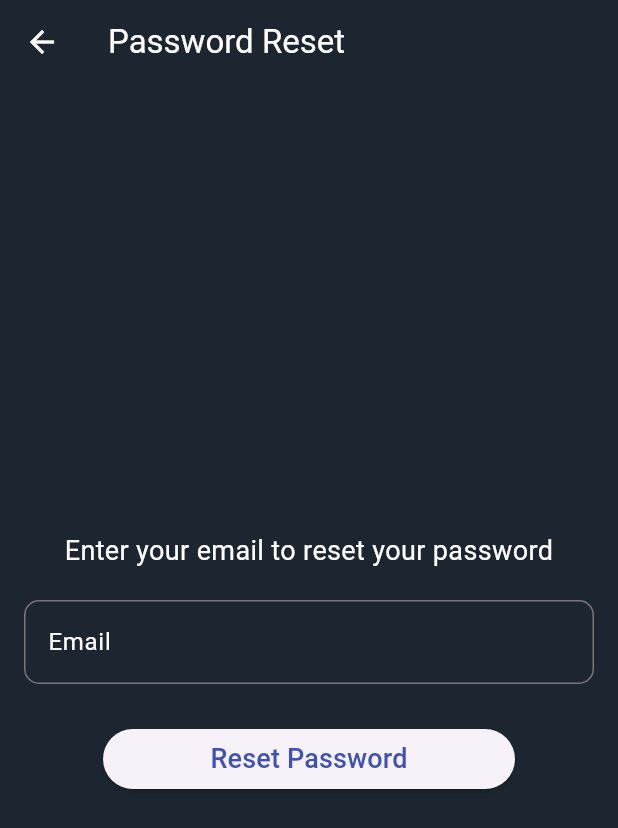
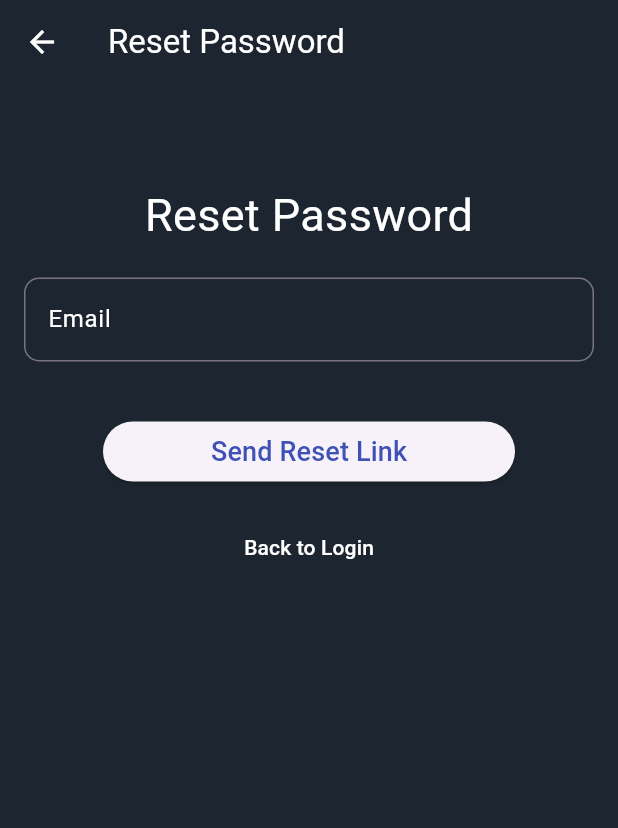
Before and after one commit to PavanEdirisingha2000/flutter-todo-app-firebase-auth, a Flutter app: the PasswordResetScreen screen opened directly, on a phone screen of 412 x 824 dp. Shown: the top 828 px of the screen. Run offline on Flutter 3.47's test engine with Material 3 defaults, Android fonts, the phone set to English and light mode, and no system bars; our stand-ins replace cloud_firestore, firebase_auth, firebase_core, flutter_slidable; accounts and stored records are empty; network calls fail.

Commit message:
customReusableWidget

```diff
--- a/lib/password_reset_screen.dart
+++ b/lib/password_reset_screen.dart
@@ -1,5 +1,8 @@
-import 'package:firebase_auth/firebase_auth.dart';
 import 'package:flutter/material.dart';
+import 'package:to_do_app_flutter/services/auth_services.dart';
+import 'package:to_do_app_flutter/widgets/custom_text_form_field.dart';
+import 'package:to_do_app_flutter/widgets/custom_elevated_button.dart';
+import 'package:to_do_app_flutter/widgets/custom_text_button.dart';
 
 class PasswordResetScreen extends StatefulWidget {
   @override
@@ -7,7 +10,10 @@ class PasswordResetScreen extends StatefulWidget {
 }
 
 class _PasswordResetScreenState extends State<PasswordResetScreen> {
+  final AuthServices _auth = AuthServices();
   final TextEditingController _emailController = TextEditingController();
+  final GlobalKey<FormState> _formKey = GlobalKey<FormState>();
+  String? _message;
 
   @override
   Widget build(BuildContext context) {
@@ -16,51 +22,70 @@ class _PasswordResetScreenState extends State<PasswordResetScreen> {
       appBar: AppBar(
         backgroundColor: Color(0xFF1d2630),
         foregroundColor: Colors.white,
-        title: Text("Password Reset"),
+        title: Text("Reset Password"),
       ),
-      body: Padding(
+      body: SingleChildScrollView(
+        child: Padding(
           padding: EdgeInsets.all(16),
+          child: Form(
+            key: _formKey,
             child: Column(
-          mainAxisAlignment: MainAxisAlignment.center,
               children: [
+                SizedBox(height: 50),
                 Text(
-              "Enter your email to reset your password",
-              style: TextStyle(color: Colors.white, fontSize: 18),
-              textAlign: TextAlign.center,
+                  "Reset Password",
+                  style: TextStyle(color: Colors.white, fontSize: 30),
                 ),
                 SizedBox(height: 20),
-            TextField(
+                CustomTextFormField(
                   controller: _emailController,
-              style: TextStyle(color: Colors.white),
-              decoration: InputDecoration(
-                focusedBorder: OutlineInputBorder(
-                  borderRadius: BorderRadius.circular(10),
-                  borderSide: BorderSide(color: Colors.white),
+                  label: "Email",
+                  validator: (value) {
+                    if (value == null || value.isEmpty) {
+                      return 'Please enter an email';
+                    } else if (!RegExp(r'^[^@]+@[^@]+\.[^@]+').hasMatch(value)) {
+                      return 'Please enter a valid email';
+                    }
+                    return null;
+                  },
                 ),
-                border: OutlineInputBorder(
-                    borderRadius: BorderRadius.circular(10)),
-                labelText: "Email",
-                labelStyle: TextStyle(color: Colors.white),
+                SizedBox(height: 20),
+                if (_message != null)
+                  Padding(
+                    padding: const EdgeInsets.only(bottom: 20.0),
+                    child: Text(
+                      _message!,
+                      style: TextStyle(color: Colors.red, fontSize: 16),
                     ),
                   ),
-            SizedBox(height: 30),
-            SizedBox(
-              height: 40,
-              width: MediaQuery.of(context).size.width / 1.5,
-              child: ElevatedButton(
+                SizedBox(height: 20),
+                CustomElevatedButton(
+                  text: "Send Reset Link",
                   onPressed: () async {
-                  await FirebaseAuth.instance.sendPasswordResetEmail(
-                    email: _emailController.text.trim(),
-                  );
+                    if (_formKey.currentState!.validate()) {
+                      try {
+                        await _auth.sendPasswordResetEmail(_emailController.text.trim());
+                        setState(() {
+                          _message = "Password reset email sent. Check your inbox.";
+                        });
+                      } catch (e) {
+                        setState(() {
+                          _message = e.toString().replaceAll('Exception: ', '');
+                        });
+                      }
+                    }
+                  },
+                ),
+                SizedBox(height: 20),
+                CustomTextButton(
+                  text: "Back to Login",
+                  onPressed: () {
                     Navigator.pop(context);
                   },
-                child: Text(
-                  "Reset Password",
-                  style: TextStyle(color: Colors.indigo, fontSize: 18),
+                ),
+              ],
             ),
           ),
-            ),
-          ],
         ),
       ),
     );
--- /dev/null
+++ b/lib/widgets/custom_elevated_button.dart
@@ -0,0 +1,26 @@
+import 'package:flutter/material.dart';
+
+class CustomElevatedButton extends StatelessWidget {
+  final String text;
+  final VoidCallback onPressed;
+
+  CustomElevatedButton({
+    required this.text,
+    required this.onPressed,
+  });
+
+  @override
+  Widget build(BuildContext context) {
+    return SizedBox(
+      height: 40,
+      width: MediaQuery.of(context).size.width / 1.5,
+      child: ElevatedButton(
+        onPressed: onPressed,
+        child: Text(
+          text,
+          style: TextStyle(color: Colors.indigo, fontSize: 18),
+        ),
+      ),
+    );
+  }
+}
--- /dev/null
+++ b/lib/widgets/custom_text_button.dart
@@ -0,0 +1,22 @@
+import 'package:flutter/material.dart';
+
+class CustomTextButton extends StatelessWidget {
+  final String text;
+  final VoidCallback onPressed;
+
+  CustomTextButton({
+    required this.text,
+    required this.onPressed,
+  });
+
+  @override
+  Widget build(BuildContext context) {
+    return TextButton(
+      onPressed: onPressed,
+      child: Text(
+        text,
+        style: TextStyle(color: Colors.white),
+      ),
+    );
+  }
+}
--- /dev/null
+++ b/lib/widgets/custom_text_form_field.dart
@@ -0,0 +1,35 @@
+import 'package:flutter/material.dart';
+
+class CustomTextFormField extends StatelessWidget {
+  final TextEditingController controller;
+  final String label;
+  final bool obscureText;
+  final String? Function(String?) validator;
+
+  CustomTextFormField({
+    required this.controller,
+    required this.label,
+    this.obscureText = false,
+    required this.validator,
+  });
+
+  @override
+  Widget build(BuildContext context) {
+    return TextFormField(
+      controller: controller,
+      obscureText: obscureText,
+      style: TextStyle(color: Colors.white),
+      decoration: InputDecoration(
+        focusedBorder: OutlineInputBorder(
+          borderRadius: BorderRadius.circular(10),
+          borderSide: BorderSide(color: Colors.white),
+        ),
+        border: OutlineInputBorder(
+            borderRadius: BorderRadius.circular(10)),
+        labelText: label,
+        labelStyle: TextStyle(color: Colors.white),
+      ),
+      validator: validator,
+    );
+  }
+}
```
Also changed, not shown: lib/login_screen.dart (+17 -11 lines), lib/signup.dart (+11 -39 lines). Lines whose indentation alone changed are shown as unchanged.
